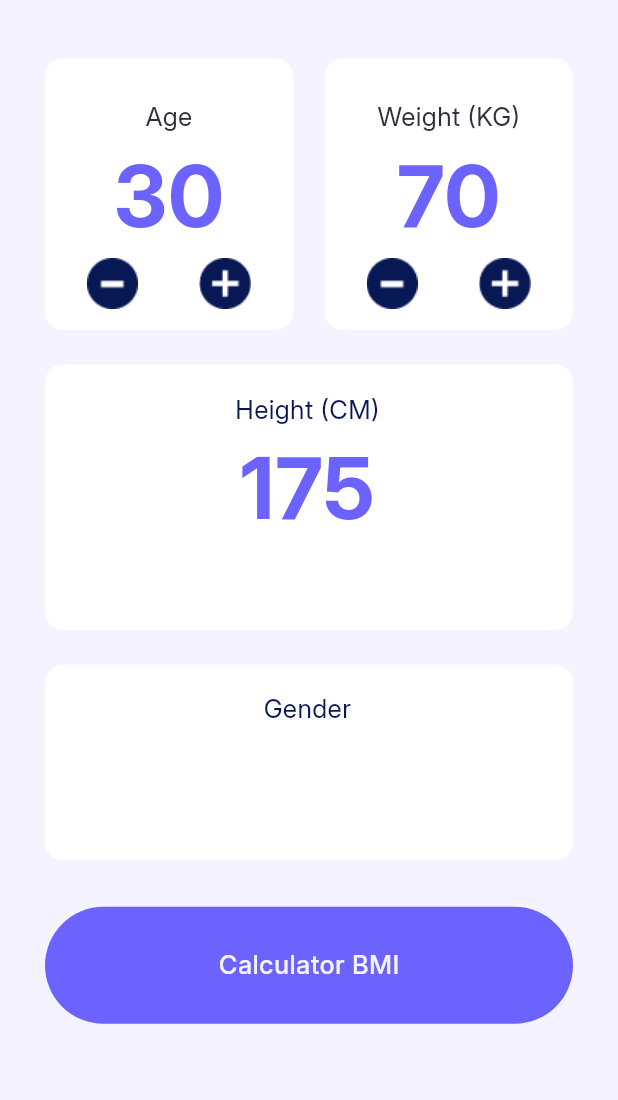
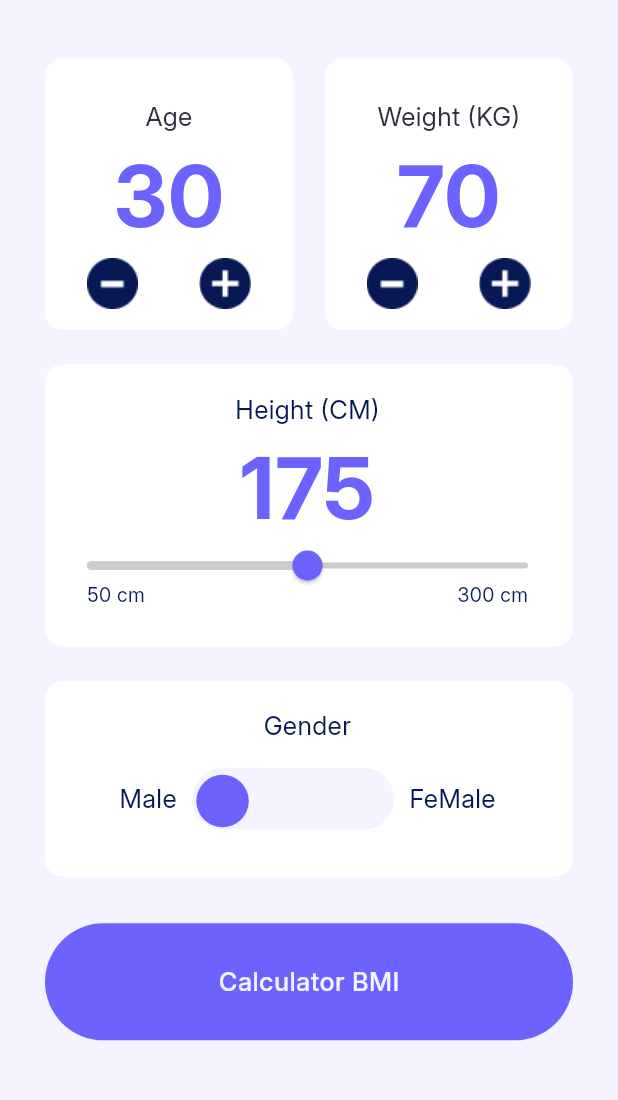
Before and after one commit to minKasent/bmi_calculator, a Flutter app: the BmiCalculatorScreen screen opened directly, on a phone screen of 412 x 824 dp, the part 117-1217 px from its top. Run offline on Flutter 3.47's test engine with Material 3 defaults, Android fonts, the phone set to English and light mode, and no system bars.

Commit message:
feat(slider): create slider height

```diff
--- a/lib/screens/bmi_calculator_screen.dart
+++ b/lib/screens/bmi_calculator_screen.dart
@@ -7,14 +7,19 @@ import 'package:bmi_calculator/screens/bmi_result_screen.dart';
 import 'package:bmi_calculator/screens/widgets/age_weight_info_widget.dart';
 import 'package:flutter/material.dart';
 
-class BmiCalculatorScreen extends StatelessWidget {
+class BmiCalculatorScreen extends StatefulWidget {
   const BmiCalculatorScreen({super.key});
 
   @override
+  State<BmiCalculatorScreen> createState() => _BmiCalculatorScreenState();
+}
+
+class _BmiCalculatorScreenState extends State<BmiCalculatorScreen> {
+  int age = 30;
+  int weight = 70;
+  int height = 175;
+  @override
   Widget build(BuildContext context) {
-    int age = 30;
-    int weight = 70;
-    int height = 175;
     final size = MediaQuery.of(context).size;
     return Scaffold(
       backgroundColor: AppColorsPath.lightWhite,
@@ -33,18 +38,30 @@ class BmiCalculatorScreen extends StatelessWidget {
                 AgeWeightInfoWidget(
                   isAgeComponent: true,
                   onMinusTap: () {
-                    //  age --;
+                    setState(() {
+                      age--;
+                    });
                   },
                   onPlusTap: () {
-                    // age ++ ;
+                    setState(() {
+                      age++;
+                    });
                   },
                   number: age,
                 ),
                 SizedBox(width: 21),
                 AgeWeightInfoWidget(
                   isAgeComponent: false,
-                  onMinusTap: () {},
-                  onPlusTap: () {},
+                  onMinusTap: () {
+                    setState(() {
+                      weight--;
+                    });
+                  },
+                  onPlusTap: () {
+                    setState(() {
+                      weight++;
+                    });
+                  },
                   number: weight,
                 ),
               ],
@@ -55,7 +72,6 @@ class BmiCalculatorScreen extends StatelessWidget {
                 color: AppColorsPath.white,
                 borderRadius: BorderRadius.circular(12),
               ),
-              height: 183 / 852 * size.height,
               width: size.width - 30 * 2,
               padding: const EdgeInsets.fromLTRB(28, 18, 30, 25),
               child: Column(
@@ -69,7 +85,38 @@ class BmiCalculatorScreen extends StatelessWidget {
                     content: height.toString(),
                     style: AppTextStyle.text57darkBlueBold,
                   ),
-                  //Slider(value: height, onChanged: (value) min : 50 , max : 300)
+                  Slider(
+                    padding: EdgeInsets.zero,
+                    value: height.toDouble(),
+                    inactiveColor: Color(0xFFCCCCCC),
+                    activeColor: Color(0xFFCCCCCC),
+                    thumbColor: AppColorsPath.purple,
+                    min: 50,
+                    max: 300,
+                    onChanged: (value) {
+                      value;
+                      setState(() {
+                        height = value.toInt();
+                      });
+                    },
+                  ),
+                  Row(
+                    mainAxisAlignment: MainAxisAlignment.spaceBetween,
+                    children: [
+                      AppText(
+                        content: "50 cm",
+                        style: AppTextStyle.text17darkBlueRegular.copyWith(
+                          fontSize: 13,
+                        ),
+                      ),
+                      AppText(
+                        content: "300 cm",
+                        style: AppTextStyle.text17darkBlueRegular.copyWith(
+                          fontSize: 13,
+                        ),
+                      ),
+                    ],
+                  ),
                 ],
               ),
             ),
@@ -90,6 +137,39 @@ class BmiCalculatorScreen extends StatelessWidget {
                     style: AppTextStyle.text17darkBlueRegular,
                   ),
                   SizedBox(height: 16),
+                  Row(
+                    mainAxisAlignment: MainAxisAlignment.center,
+                    children: [
+                      AppText(content: "Male",style: AppTextStyle.text17darkBlueRegular),
+                      SizedBox(width: 10,),
+                      Container(
+                       decoration: BoxDecoration(
+                         borderRadius: BorderRadius.circular(63),
+                         color: AppColorsPath.lightWhite,
+                       ),
+                        width: 135,
+                        height: 41,
+                        padding: EdgeInsets.fromLTRB(3, 3, 3, 0),
+                        child: Row(
+                          children: [
+                            Container(
+                              decoration: BoxDecoration(
+                                color: AppColorsPath.purple,
+                                borderRadius: BorderRadius.circular(63),
+                              ),
+                              width: 35,
+                              height: 35,
+                            ),
+                          ],
+                        ),
+
+                      ),
+                      SizedBox(width: 10,),
+
+
+                      AppText(content: "FeMale",style: AppTextStyle.text17darkBlueRegular),
+                    ],
+                  ),
                 ],
               ),
             ),
```
